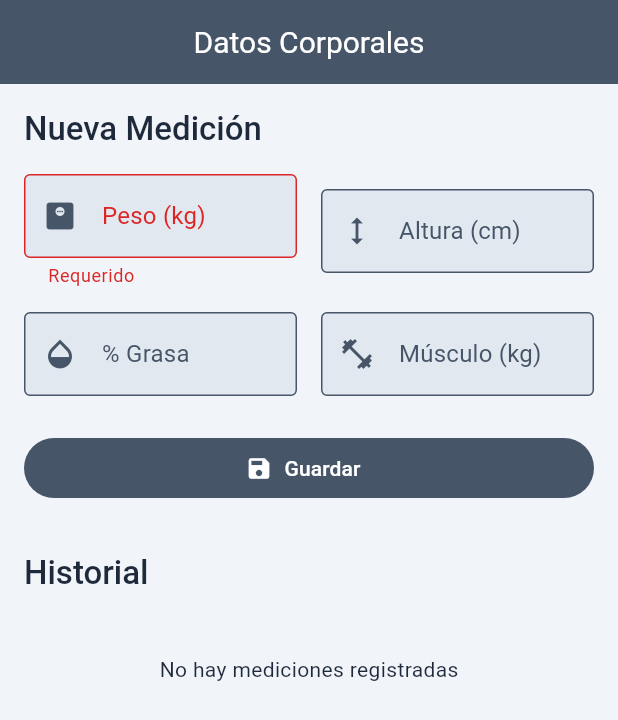
After one commit to marwix127/business_ia, a Flutter app: the BodyMeasurementsPage screen opened by its route, after a tap on "Guardar", on a phone screen of 412 x 824 dp. The commit adds this screen. Shown: the top 720 px of the screen. Run offline on Flutter 3.47's test engine with Material 3 defaults, Android fonts, the phone set to English and light mode, and no system bars; our stand-ins replace cloud_firestore, firebase_auth, firebase_core, fl_chart, flutter_dotenv, go_router and 1 more; accounts and stored records are empty.

Commit message:
body measurement added

```diff
--- /dev/null
+++ b/lib/UI/pages/body_measurements_page.dart
@@ -0,0 +1,299 @@
+import 'package:business_ia/infrastructure/services/firebase/corporal_service.dart';
+import 'package:cloud_firestore/cloud_firestore.dart';
+import 'package:flutter/material.dart';
+import 'package:intl/intl.dart';
+
+class BodyMeasurementsPage extends StatefulWidget {
+  const BodyMeasurementsPage({super.key});
+
+  @override
+  State<BodyMeasurementsPage> createState() => _BodyMeasurementsPageState();
+}
+
+class _BodyMeasurementsPageState extends State<BodyMeasurementsPage> {
+  final _formKey = GlobalKey<FormState>();
+  final _weightController = TextEditingController();
+  final _heightController = TextEditingController();
+  final _fatController = TextEditingController();
+  final _muscleController = TextEditingController();
+  final CorporalService _corporalService = CorporalService();
+  bool _isLoading = false;
+
+  @override
+  void dispose() {
+    _weightController.dispose();
+    _heightController.dispose();
+    _fatController.dispose();
+    _muscleController.dispose();
+    super.dispose();
+  }
+
+  double? parseMeasurement(String value) {
+    final normalizedValue = value.trim().replaceAll(',', '.');
+    return double.tryParse(normalizedValue);
+  }
+
+  Future<void> _saveMeasurement() async {
+    if (!_formKey.currentState!.validate()) return;
+
+    setState(() => _isLoading = true);
+
+    try {
+      await _corporalService.addMeasurement({
+        'weight': parseMeasurement(_weightController.text),
+        'height': parseMeasurement(_heightController.text),
+        'fat_percentage': parseMeasurement(_fatController.text),
+        'muscle_mass': parseMeasurement(_muscleController.text),
+      });
+
+      if (mounted) {
+        ScaffoldMessenger.of(context).showSnackBar(
+          const SnackBar(content: Text('Medición guardada correctamente')),
+        );
+        _weightController.clear();
+        _heightController.clear();
+        _fatController.clear();
+        _muscleController.clear();
+      }
+    } catch (e) {
+      if (mounted) {
+        ScaffoldMessenger.of(
+          context,
+        ).showSnackBar(SnackBar(content: Text('Error al guardar: $e')));
+      }
+    } finally {
+      if (mounted) setState(() => _isLoading = false);
+    }
+  }
+
+  @override
+  Widget build(BuildContext context) {
+    final colorScheme = Theme.of(context).colorScheme;
+
+    return Scaffold(
+      appBar: AppBar(title: const Text('Datos Corporales')),
+      body: Column(
+        children: [
+          Expanded(
+            child: ListView(
+              padding: const EdgeInsets.all(16),
+              children: [
+                Form(
+                  key: _formKey,
+                  child: Column(
+                    crossAxisAlignment: CrossAxisAlignment.stretch,
+                    children: [
+                      Text(
+                        'Nueva Medición',
+                        style: Theme.of(context).textTheme.titleLarge,
+                      ),
+                      const SizedBox(height: 16),
+                      Row(
+                        children: [
+                          Expanded(
+                            child: TextFormField(
+                              controller: _weightController,
+                              decoration: const InputDecoration(
+                                labelText: 'Peso (kg)',
+                                border: OutlineInputBorder(),
+                                prefixIcon: Icon(Icons.monitor_weight),
+                              ),
+                              keyboardType:
+                                  const TextInputType.numberWithOptions(
+                                    decimal: true,
+                                  ),
+                              validator: (value) {
+                                if (value == null || value.isEmpty) {
+                                  return 'Requerido';
+                                }
+                                return null;
+                              },
+                            ),
+                          ),
+                          const SizedBox(width: 16),
+                          Expanded(
+                            child: TextFormField(
+                              controller: _heightController,
+                              decoration: const InputDecoration(
+                                labelText: 'Altura (cm)',
+                                border: OutlineInputBorder(),
+                                prefixIcon: Icon(Icons.height),
+                              ),
+                              keyboardType:
+                                  const TextInputType.numberWithOptions(
+                                    decimal: true,
+                                  ),
+                            ),
+                          ),
+                        ],
+                      ),
+                      const SizedBox(height: 16),
+                      Row(
+                        children: [
+                          Expanded(
+                            child: TextFormField(
+                              controller: _fatController,
+                              decoration: const InputDecoration(
+                                labelText: '% Grasa',
+                                border: OutlineInputBorder(),
+                                prefixIcon: Icon(Icons.opacity),
+                              ),
+                              keyboardType:
+                                  const TextInputType.numberWithOptions(
+                                    decimal: true,
+                                  ),
+                            ),
+                          ),
+                          const SizedBox(width: 16),
+                          Expanded(
+                            child: TextFormField(
+                              controller: _muscleController,
+                              decoration: const InputDecoration(
+                                labelText: 'Músculo (kg)',
+                                border: OutlineInputBorder(),
+                                prefixIcon: Icon(Icons.fitness_center),
+                              ),
+                              keyboardType:
+                                  const TextInputType.numberWithOptions(
+                                    decimal: true,
+                                  ),
+                            ),
+                          ),
+                        ],
+                      ),
+                      const SizedBox(height: 24),
+                      FilledButton.icon(
+                        onPressed: _isLoading ? null : _saveMeasurement,
+                        icon: _isLoading
+                            ? const SizedBox(
+                                width: 20,
+                                height: 20,
+                                child: CircularProgressIndicator(
+                                  strokeWidth: 2,
+                                  color: Colors.white,
+                                ),
+                              )
+                            : const Icon(Icons.save),
+                        label: const Text('Guardar'),
+                      ),
+                    ],
+                  ),
+                ),
+                const SizedBox(height: 32),
+                Text(
+                  'Historial',
+                  style: Theme.of(context).textTheme.titleLarge,
+                ),
+                const SizedBox(height: 8),
+                StreamBuilder<QuerySnapshot>(
+                  stream: _corporalService.getMeasurements(),
+                  builder: (context, snapshot) {
+                    if (snapshot.hasError) {
+                      return const Center(child: Text('Error al cargar datos'));
+                    }
+                    if (snapshot.connectionState == ConnectionState.waiting) {
+                      return const Center(child: CircularProgressIndicator());
+                    }
+
+                    final docs = snapshot.data?.docs ?? [];
+                    if (docs.isEmpty) {
+                      return const Center(
+                        child: Padding(
+                          padding: EdgeInsets.all(32.0),
+                          child: Text('No hay mediciones registradas'),
+                        ),
+                      );
+                    }
+
+                    return ListView.builder(
+                      shrinkWrap: true,
+                      physics: const NeverScrollableScrollPhysics(),
+                      itemCount: docs.length,
+                      itemBuilder: (context, index) {
+                        final data = docs[index].data() as Map<String, dynamic>;
+                        final date =
+                            (data['date'] as Timestamp?)?.toDate() ??
+                            DateTime.now();
+                        final formattedDate = DateFormat(
+                          'dd/MM/yyyy HH:mm',
+                        ).format(date);
+
+                        return Card(
+                          margin: const EdgeInsets.only(bottom: 8),
+                          child: Padding(
+                            padding: const EdgeInsets.all(16),
+                            child: Column(
+                              crossAxisAlignment: CrossAxisAlignment.start,
+                              children: [
+                                Text(
+                                  formattedDate,
+                                  style: Theme.of(context).textTheme.titleSmall
+                                      ?.copyWith(color: colorScheme.primary),
+                                ),
+                                const Divider(),
+                                Row(
+                                  mainAxisAlignment:
+                                      MainAxisAlignment.spaceAround,
+                                  children: [
+                                    _MeasurementItem(
+                                      label: 'Peso',
+                                      value: '${data['weight'] ?? '-'} kg',
+                                      icon: Icons.monitor_weight,
+                                    ),
+                                    if (data['fat_percentage'] != null)
+                                      _MeasurementItem(
+                                        label: 'Grasa',
+                                        value: '${data['fat_percentage']}%',
+                                        icon: Icons.opacity,
+                                      ),
+                                    if (data['muscle_mass'] != null)
+                                      _MeasurementItem(
+                                        label: 'Músculo',
+                                        value: '${data['muscle_mass']} kg',
+                                        icon: Icons.fitness_center,
+                                      ),
+                                  ],
+                                ),
+                              ],
+                            ),
+                          ),
+                        );
+                      },
+                    );
+                  },
+                ),
+              ],
+            ),
+          ),
+        ],
+      ),
+    );
+  }
+}
+
+class _MeasurementItem extends StatelessWidget {
+  final String label;
+  final String value;
+  final IconData icon;
+
+  const _MeasurementItem({
+    required this.label,
+    required this.value,
+    required this.icon,
+  });
+
+  @override
+  Widget build(BuildContext context) {
+    return Column(
+      children: [
+        Icon(icon, size: 20, color: Colors.grey),
+        const SizedBox(height: 4),
+        Text(
+          value,
+          style: const TextStyle(fontWeight: FontWeight.bold, fontSize: 16),
+        ),
+        Text(label, style: const TextStyle(fontSize: 12, color: Colors.grey)),
+      ],
+    );
+  }
+}
--- a/lib/UI/pages/exercise_list_page.dart
+++ b/lib/UI/pages/exercise_list_page.dart
@@ -57,7 +57,10 @@ class _ExerciseListPageState extends State<ExerciseListPage> {
               return ListTile(
                 leading: const Icon(Icons.fitness_center),
                 title: Text(ejercicio['nombre']),
-                subtitle: Text(ejercicio['descripcion'] ?? ''),
+                subtitle: Text(
+                  ejercicio['descripcion'] ?? '',
+                  style: const TextStyle(color: Colors.grey),
+                ),
                 trailing: IconButton(
                   icon: Icon(Icons.delete, color: colorScheme.error),
                   onPressed: () async {
--- a/lib/UI/pages/exercises_by_categories.dart
+++ b/lib/UI/pages/exercises_by_categories.dart
@@ -38,7 +38,10 @@ class ExercisesByCategories extends StatelessWidget {
               return ListTile(
                 leading: const Icon(Icons.fitness_center),
                 title: Text(ejercicio['nombre']),
-                subtitle: Text(ejercicio['descripcion'] ?? ''),
+                subtitle: Text(
+                  ejercicio['descripcion'] ?? '',
+                  style: const TextStyle(color: Colors.grey),
+                ),
                 onTap: () {
                   Navigator.pop(context, ejercicio); // ✅ ya contiene el id
                 },
--- /dev/null
+++ b/lib/infrastructure/services/firebase/corporal_service.dart
@@ -0,0 +1,36 @@
+import 'package:cloud_firestore/cloud_firestore.dart';
+import 'package:business_ia/infrastructure/services/firebase/auth_service.dart';
+
+class CorporalService {
+  final FirebaseFirestore _firestore = FirebaseFirestore.instance;
+  final AuthService _authService = AuthService();
+
+  // 📝 Agregar medición
+  Future<void> addMeasurement(Map<String, dynamic> data) async {
+    final user = _authService.currentUser;
+    if (user == null) throw Exception('Usuario no autenticado');
+
+    try {
+      await _firestore
+          .collection('users')
+          .doc(user.uid)
+          .collection('body_measurements')
+          .add({...data, 'date': FieldValue.serverTimestamp()});
+    } catch (e) {
+      rethrow;
+    }
+  }
+
+  // 📋 Obtener mediciones
+  Stream<QuerySnapshot> getMeasurements() {
+    final user = _authService.currentUser;
+    if (user == null) return const Stream.empty();
+
+    return _firestore
+        .collection('users')
+        .doc(user.uid)
+        .collection('body_measurements')
+        .orderBy('date', descending: true)
+        .snapshots();
+  }
+}
--- a/pubspec.yaml
+++ b/pubspec.yaml
@@ -42,6 +42,7 @@ dependencies:
   provider: ^6.1.5
   http: ^1.2.0
   shared_preferences: ^2.5.3
+  intl: ^0.19.0
 
 dev_dependencies:
   flutter_test:
```
Also changed, not shown: lib/UI/widgets/main_scaffold.dart (+12 -2 lines), lib/router.dart (+9 -4 lines), pubspec.lock.
